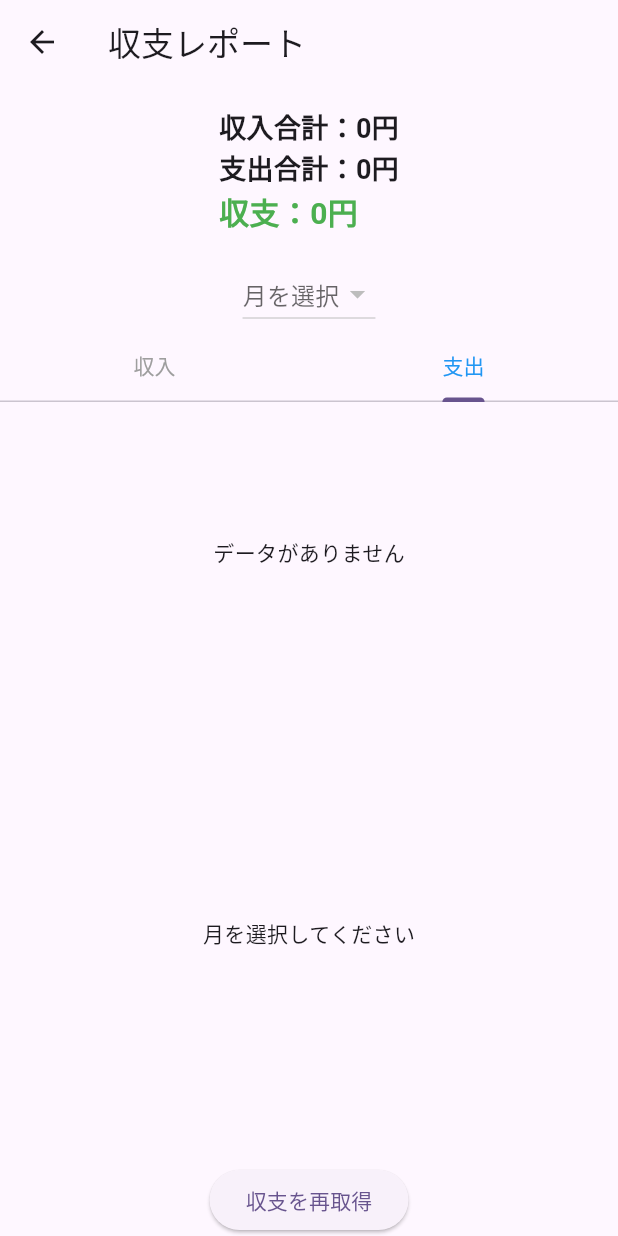
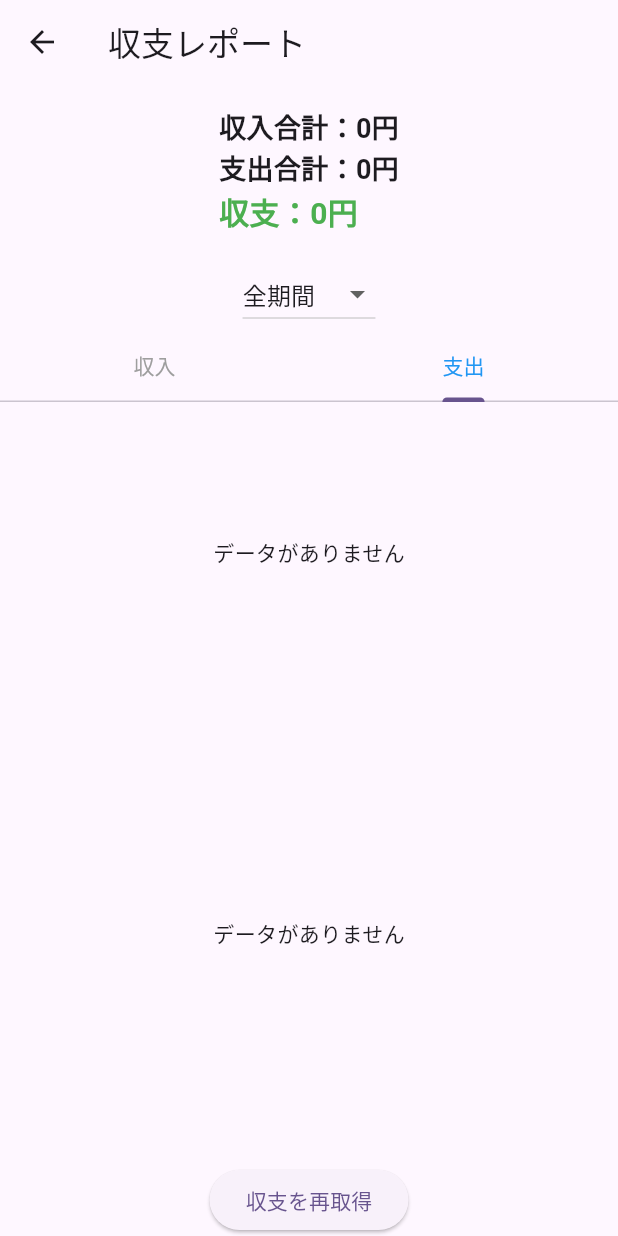
Before and after one commit to iwasitamasayosi/flutter_application_1, a Flutter app: the screen it shows after launch, after a tap on "収支の確認", on a phone screen of 412 x 824 dp. Run offline on Flutter 3.47's test engine with Material 3 defaults, Android fonts, the phone set to English and light mode, and no system bars; our stand-ins replace cloud_firestore, firebase_core, fl_chart; accounts and stored records are empty.

Commit message:
全期間の収支を表示できるようにした

```diff
--- a/lib/Report.dart
+++ b/lib/Report.dart
@@ -4,7 +4,7 @@ import 'package:firebase_core/firebase_core.dart';
 import 'package:fl_chart/fl_chart.dart';
 
 Future<void> main() async {
-  // Fireabse初期化
+  // Firebase初期化
   await Firebase.initializeApp();
   runApp(MyApp());
 }
@@ -38,7 +38,6 @@ class Report extends State<Report_screen> with SingleTickerProviderStateMixin {
   String? selectedMonth;
   List<String> availableMonths = [];
 
-
   @override
   void initState() {
     super.initState();
@@ -47,15 +46,18 @@ class Report extends State<Report_screen> with SingleTickerProviderStateMixin {
   }
 
   void updateTotals() {
-    if (selectedMonth == null) return;
-
-    final filteredIncome = incomeList.where((doc) {
+    // If selectedMonth is 'All', use the full lists; otherwise, filter by month.
+    final List<DocumentSnapshot> filteredIncome = selectedMonth == 'All'
+        ? incomeList
+        : incomeList.where((doc) {
             final date = (doc['date'] as Timestamp).toDate();
             final key = '${date.year}-${date.month.toString().padLeft(2, '0')}';
             return key == selectedMonth;
           }).toList();
 
-    final filteredExpense = expenseList.where((doc) {
+    final List<DocumentSnapshot> filteredExpense = selectedMonth == 'All'
+        ? expenseList
+        : expenseList.where((doc) {
             final date = (doc['date'] as Timestamp).toDate();
             final key = '${date.year}-${date.month.toString().padLeft(2, '0')}';
             return key == selectedMonth;
@@ -74,7 +76,6 @@ class Report extends State<Report_screen> with SingleTickerProviderStateMixin {
     incomeList = incomeSnapshot.docs;
     expenseList = expenseSnapshot.docs;
 
-  // 月一覧を取得
     Set<String> months = {};
     for (var doc in [...incomeList, ...expenseList]) {
       Timestamp timestamp = doc['date'];
@@ -85,12 +86,14 @@ class Report extends State<Report_screen> with SingleTickerProviderStateMixin {
 
     setState(() {
       availableMonths = months.toList()..sort();
-    selectedMonth ??= availableMonths.isNotEmpty ? availableMonths.last : null;
+      // Add 'All Periods' option
+      availableMonths.insert(0, 'All');
+      // Set the default selected month to 'All' or the last available month
+      selectedMonth ??= availableMonths.isNotEmpty ? availableMonths.first : null;
     });
 
     updateTotals();
   }
-
 
   Map<String, List<DocumentSnapshot>> groupByMonth(List<DocumentSnapshot> docs) {
     Map<String, List<DocumentSnapshot>> monthlyMap = {};
@@ -109,11 +112,18 @@ class Report extends State<Report_screen> with SingleTickerProviderStateMixin {
   Widget buildMonthlyCategoryList(List<DocumentSnapshot> dataList) {
     if (selectedMonth == null) return Center(child: Text('月を選択してください'));
 
-    final filteredDocs = dataList.where((doc) {
+    // Filter documents based on the selected month, or include all if 'All' is selected.
+    final filteredDocs = selectedMonth == 'All'
+        ? dataList
+        : dataList.where((doc) {
             final date = (doc['date'] as Timestamp).toDate();
             final key = '${date.year}-${date.month.toString().padLeft(2, '0')}';
             return key == selectedMonth;
           }).toList();
+
+    if (filteredDocs.isEmpty) {
+      return Center(child: Text('データがありません'));
+    }
 
     Map<String, List<DocumentSnapshot>> categoryMap = {};
     for (var doc in filteredDocs) {
@@ -154,8 +164,10 @@ class Report extends State<Report_screen> with SingleTickerProviderStateMixin {
       return Center(child: Text('データがありません'));
     }
 
-    // 月でフィルタリング
-    final filteredDocs = dataList.where((doc) {
+    // Filter documents based on the selected month, or include all if 'All' is selected.
+    final filteredDocs = selectedMonth == 'All'
+        ? dataList
+        : dataList.where((doc) {
             final date = (doc['date'] as Timestamp).toDate();
             final key = '${date.year}-${date.month.toString().padLeft(2, '0')}';
             return key == selectedMonth;
@@ -165,7 +177,6 @@ class Report extends State<Report_screen> with SingleTickerProviderStateMixin {
       return Center(child: Text('選択された月にデータがありません'));
     }
 
-    // カテゴリごとの合計を計算
     Map<String, int> categoryTotals = {};
     for (var doc in filteredDocs) {
       String category = doc['elements'] ?? '未分類';
@@ -173,10 +184,8 @@ class Report extends State<Report_screen> with SingleTickerProviderStateMixin {
       categoryTotals[category] = (categoryTotals[category] ?? 0) + amount;
     }
 
-    // 合計金額
     final total = categoryTotals.values.fold(0, (sum, val) => sum + val);
 
-    // 割合が大きい順にソート
     final sortedEntries = categoryTotals.entries.toList()
       ..sort((a, b) => b.value.compareTo(a.value));
 
@@ -211,35 +220,6 @@ class Report extends State<Report_screen> with SingleTickerProviderStateMixin {
     );
   }
 
-
-
-  Widget buildCategoryList(List<DocumentSnapshot> dataList) {
-    Map<String, List<DocumentSnapshot>> categoryMap = {};
-    for (var doc in dataList) {
-      String category = doc['elements'] ?? '未分類';
-      categoryMap.putIfAbsent(category, () => []).add(doc);
-    }
-
-    return ListView(
-      children: categoryMap.entries.map((entry) {
-        String category = entry.key;
-        List<DocumentSnapshot> items = entry.value;
-        int total = items.fold(0, (sum, doc) => sum + (doc['money'] as int));
-
-        return ExpansionTile(
-          title: Text('$category：${total}円'),
-          children: items.map((doc) {
-            return ListTile(
-              title: Text('内容：${doc['elements']}'),
-              subtitle: Text('${doc['money']}円'),
-            );
-          }).toList(),
-        );
-      }).toList(),
-    );
-  }
-
-
   @override
   Widget build(BuildContext context) {
     int balance = totalIncome - totalExpense;
@@ -266,7 +246,7 @@ class Report extends State<Report_screen> with SingleTickerProviderStateMixin {
             items: availableMonths.map((month) {
               return DropdownMenuItem(
                 value: month,
-                child: Text(month),
+                child: Text(month == 'All' ? '全期間' : month),
               );
             }).toList(),
             onChanged: (value) {
@@ -277,7 +257,6 @@ class Report extends State<Report_screen> with SingleTickerProviderStateMixin {
             },
           ),
 
-          //タブの選択肢
           TabBar(
             controller: _tabController,
             tabs: [
```
Lines whose indentation alone changed are shown as unchanged.
